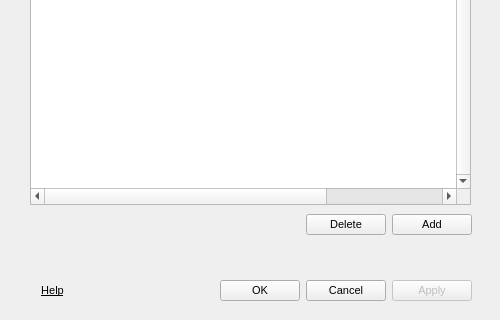
Qt form src/MEGASync/gui/linux/SettingsDialog.ui (meganz/MEGAsync) before a commit; both pictures show x 0 to 500 and y 280 to 600 of the 500 by 600 pixel window.
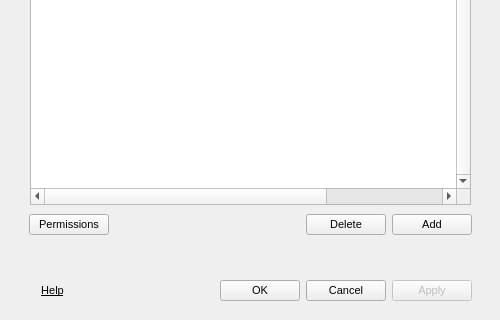
The same form after that commit. The open tabs and pages were chosen to show the change. Icons and pictures are not drawn.

Commit message: Add Permissions button in syncs tab

```diff
--- a/src/MEGASync/gui/linux/SettingsDialog.ui
+++ b/src/MEGASync/gui/linux/SettingsDialog.ui
@@ -2021,6 +2021,13 @@
                </property>
               </spacer>
              </item>
+             <item>
+              <widget class="QPushButton" name="bPermissions">
+               <property name="text">
+                <string>Permissions</string>
+               </property>
+              </widget>
+             </item>
             </layout>
            </widget>
           </item>
```
